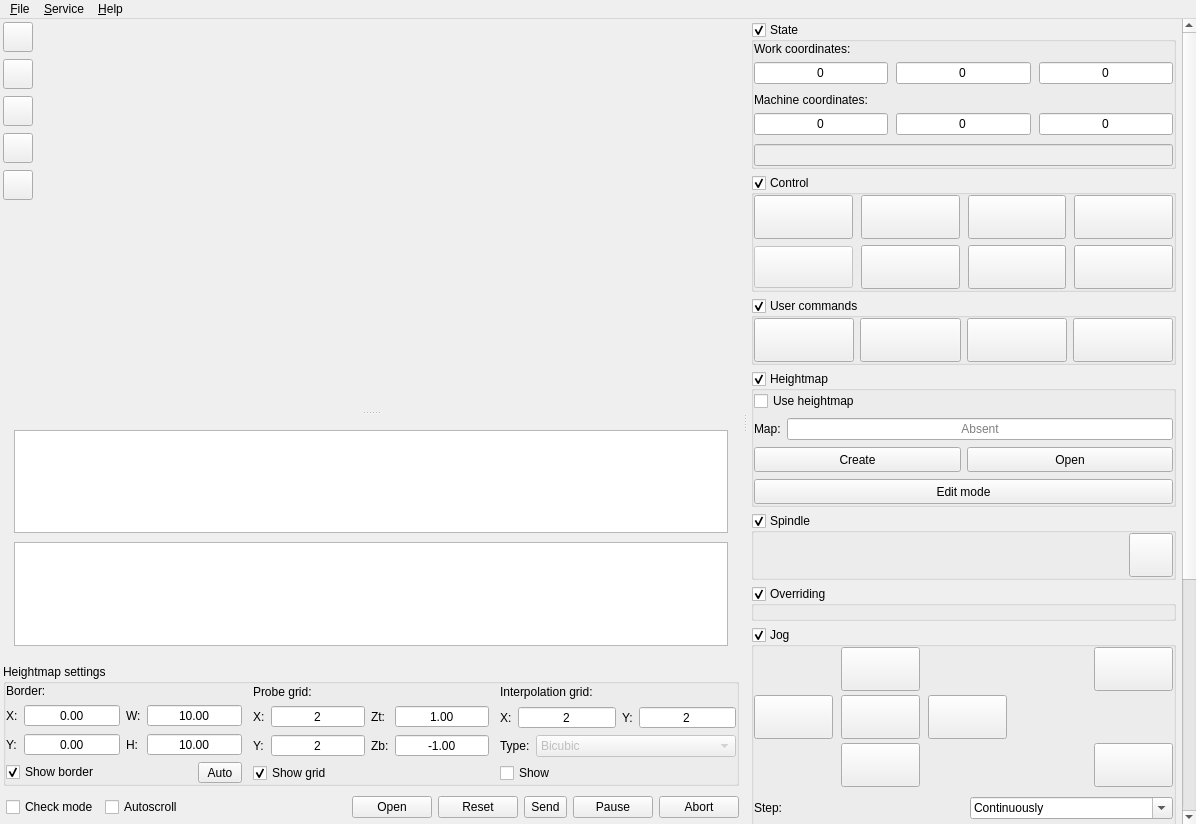
djuls-lab/candle, file src/frmmain.ui: the form before one commit.
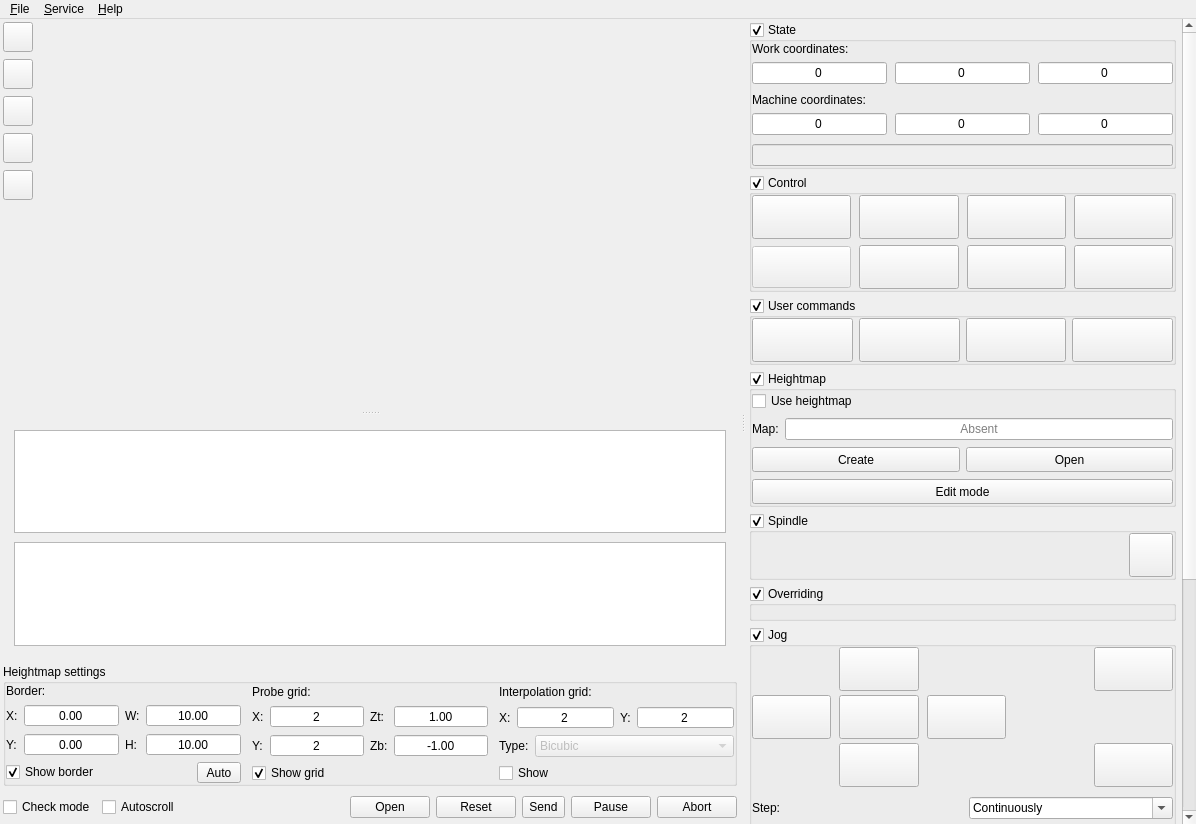
The form after the commit. Icons and pictures are not drawn. Custom widgets are drawn as their Qt base class.

Commit message: virtual keyboard layout update

What changed in the file:
```diff
--- a/src/frmmain.ui
+++ b/src/frmmain.ui
@@ -833,7 +833,7 @@
         <item>
          <layout class="QHBoxLayout" name="horizontalLayout_3">
           <property name="leftMargin">
-           <number>3</number>
+           <number>0</number>
           </property>
           <property name="topMargin">
            <number>3</number>
@@ -993,7 +993,7 @@
            <property name="geometry">
             <rect>
              <x>0</x>
-             <y>-128</y>
+             <y>0</y>
              <width>488</width>
              <height>1260</height>
             </rect>
```
The commit also changes 7 other files.
